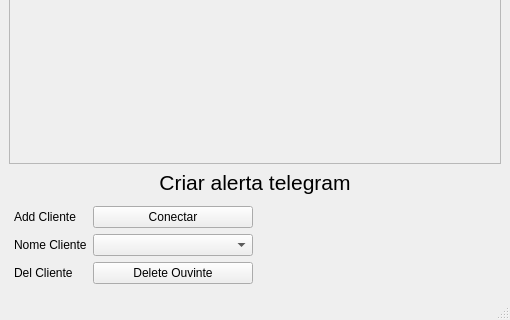
Above: monitor/view/from_ui.ui from eltonfernando/monitor_cam before the change; both pictures show x 0 to 510 and y 153 to 473 of the 510 by 473 pixel window. Below: the same form after it.
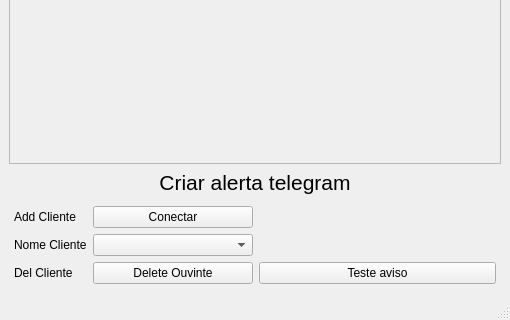
That is the form after the change.

The edit to the form file:
```diff
--- a/monitor/view/from_ui.ui
+++ b/monitor/view/from_ui.ui
@@ -221,6 +221,13 @@
         </property>
        </widget>
       </item>
+      <item row="4" column="2">
+       <widget class="QPushButton" name="pushButton_teste_msg_client">
+        <property name="text">
+         <string>Teste aviso</string>
+        </property>
+       </widget>
+      </item>
      </layout>
     </item>
    </layout>
```
